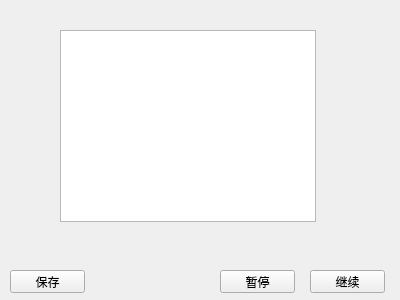
Old version of the form gui/layout/result_display.ui in the repository Red-yin/log_debug_tool.
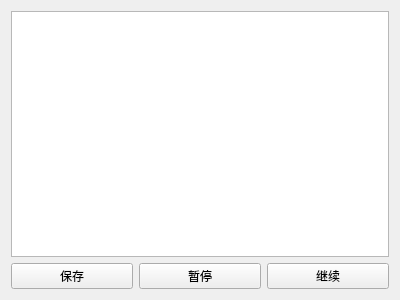
New version of the form.

Commit message: 更新界面显示

What changed in the file:
```diff
--- a/gui/layout/result_display.ui
+++ b/gui/layout/result_display.ui
@@ -13,55 +13,36 @@
   <property name="windowTitle">
    <string>Form</string>
   </property>
+  <layout class="QVBoxLayout" name="verticalLayout">
+   <item>
+    <widget class="QTextBrowser" name="textBrowser"/>
+   </item>
+   <item>
+    <layout class="QHBoxLayout" name="horizontalLayout">
+     <item>
+      <widget class="QPushButton" name="pushButton_3">
+       <property name="text">
+        <string>保存</string>
+       </property>
+      </widget>
+     </item>
+     <item>
   <widget class="QPushButton" name="pushButton">
-   <property name="geometry">
-    <rect>
-     <x>220</x>
-     <y>270</y>
-     <width>75</width>
-     <height>23</height>
-    </rect>
-   </property>
    <property name="text">
     <string>暂停</string>
    </property>
   </widget>
+     </item>
+     <item>
   <widget class="QPushButton" name="pushButton_2">
-   <property name="geometry">
-    <rect>
-     <x>310</x>
-     <y>270</y>
-     <width>75</width>
-     <height>23</height>
-    </rect>
-   </property>
    <property name="text">
     <string>继续</string>
    </property>
   </widget>
-  <widget class="QPushButton" name="pushButton_3">
-   <property name="geometry">
-    <rect>
-     <x>10</x>
-     <y>270</y>
-     <width>75</width>
-     <height>23</height>
-    </rect>
-   </property>
-   <property name="text">
-    <string>保存</string>
-   </property>
-  </widget>
-  <widget class="QTextBrowser" name="textBrowser">
-   <property name="geometry">
-    <rect>
-     <x>60</x>
-     <y>30</y>
-     <width>256</width>
-     <height>192</height>
-    </rect>
-   </property>
-  </widget>
+     </item>
+    </layout>
+   </item>
+  </layout>
  </widget>
  <resources/>
  <connections/>
```
Lines whose indentation alone changed are shown as unchanged. The commit also changes 3 other files.
